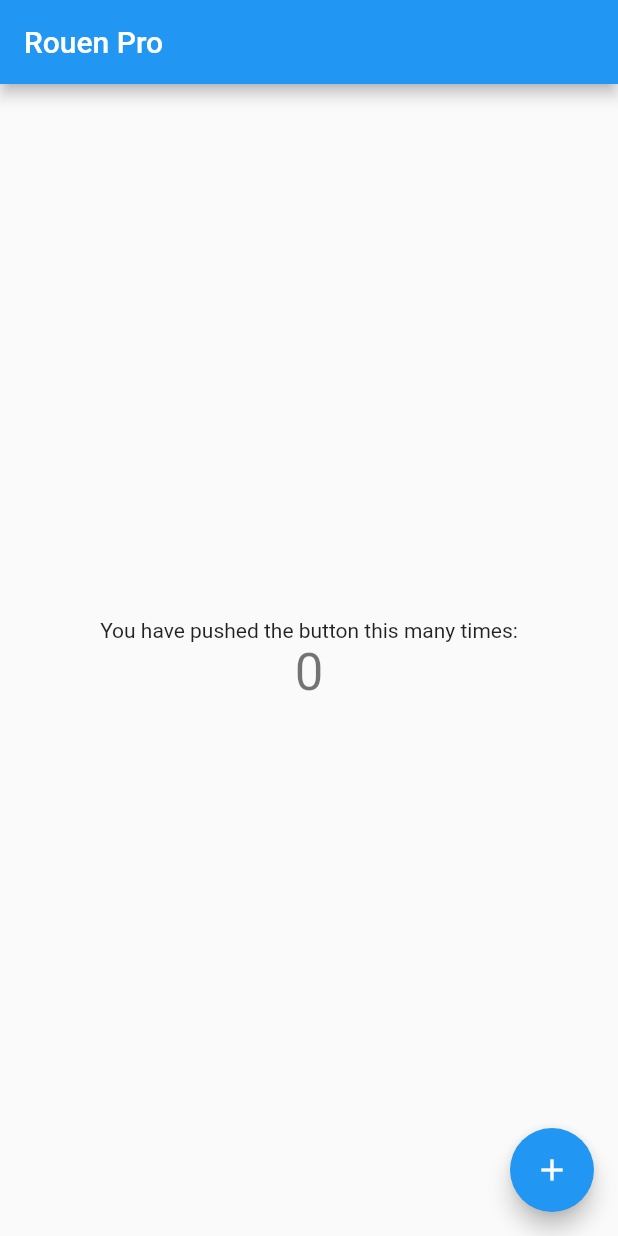
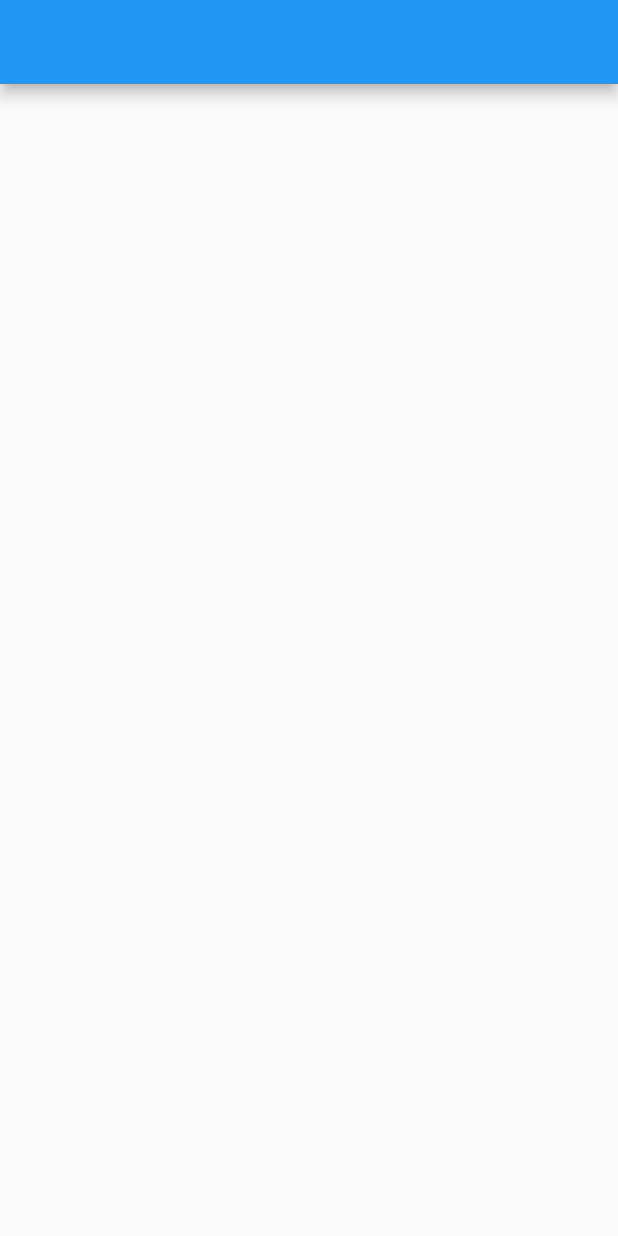
Before and after one commit to chamrouensann/Udemy-Course-Flutter, a Flutter app: the screen it shows after launch, on a phone screen of 412 x 824 dp. Run offline on Flutter 3.47's test engine with Material 2 defaults, Android fonts, the phone set to English and light mode, and no system bars.

Commit message:
Adding a new file with Scaffold and AppBar

```diff
--- a/Exercise001/hello_world/lib/main.dart
+++ b/Exercise001/hello_world/lib/main.dart
@@ -1,111 +1,12 @@
 import 'package:flutter/material.dart';
 
-void main() => runApp(MyApp());
-
-class MyApp extends StatelessWidget {
-  // This widget is the root of your application.
-  @override
-  Widget build(BuildContext context) {
-    return MaterialApp(
-      title: 'Flutter Demo',
-      theme: ThemeData(
-        // This is the theme of your application.
-        //
-        // Try running your application with "flutter run". You'll see the
-        // application has a blue toolbar. Then, without quitting the app, try
-        // changing the primarySwatch below to Colors.green and then invoke
-        // "hot reload" (press "r" in the console where you ran "flutter run",
-        // or simply save your changes to "hot reload" in a Flutter IDE).
-        // Notice that the counter didn't reset back to zero; the application
-        // is not restarted.
-        primarySwatch: Colors.blue,
-      ),
-      home: MyHomePage(title: 'Rouen Pro'),
-    );
-  }
+void main() {
+  var app = MaterialApp(
+    title: "Flutter Application",
+    debugShowCheckedModeBanner: false,
+    home: Scaffold(
+      appBar: AppBar(),
+    ),
+  );
+  runApp(app);
 }
-
-class MyHomePage extends StatefulWidget {
-  MyHomePage({Key key, this.title}) : super(key: key);
-
-  // This widget is the home page of your application. It is stateful, meaning
-  // that it has a State object (defined below) that contains fields that affect
-  // how it looks.
-
-  // This class is the configuration for the state. It holds the values (in this
-  // case the title) provided by the parent (in this case the App widget) and
-  // used by the build method of the State. Fields in a Widget subclass are
-  // always marked "final".
-
-  final String title;
-
-  @override
-  _MyHomePageState createState() => _MyHomePageState();
-}
-
-class _MyHomePageState extends State<MyHomePage> {
-  int _counter = 0;
-
-  void _incrementCounter() {
-    setState(() {
-      // This call to setState tells the Flutter framework that something has
-      // changed in this State, which causes it to rerun the build method below
-      // so that the display can reflect the updated values. If we changed
-      // _counter without calling setState(), then the build method would not be
-      // called again, and so nothing would appear to happen.
-      _counter++;
-    });
-  }
-
-  @override
-  Widget build(BuildContext context) {
-    // This method is rerun every time setState is called, for instance as done
-    // by the _incrementCounter method above.
-    //
-    // The Flutter framework has been optimized to make rerunning build methods
-    // fast, so that you can just rebuild anything that needs updating rather
-    // than having to individually change instances of widgets.
-    return Scaffold(
-      appBar: AppBar(
-        // Here we take the value from the MyHomePage object that was created by
-        // the App.build method, and use it to set our appbar title.
-        title: Text(widget.title),
-      ),
-      body: Center(
-        // Center is a layout widget. It takes a single child and positions it
-        // in the middle of the parent.
-        child: Column(
-          // Column is also a layout widget. It takes a list of children and
-          // arranges them vertically. By default, it sizes itself to fit its
-          // children horizontally, and tries to be as tall as its parent.
-          //
-          // Invoke "debug painting" (press "p" in the console, choose the
-          // "Toggle Debug Paint" action from the Flutter Inspector in Android
-          // Studio, or the "Toggle Debug Paint" command in Visual Studio Code)
-          // to see the wireframe for each widget.
-          //
-          // Column has various properties to control how it sizes itself and
-          // how it positions its children. Here we use mainAxisAlignment to
-          // center the children vertically; the main axis here is the vertical
-          // axis because Columns are vertical (the cross axis would be
-          // horizontal).
-          mainAxisAlignment: MainAxisAlignment.center,
-          children: <Widget>[
-            Text(
-              'You have pushed the button this many times:',
-            ),
-            Text(
-              '$_counter',
-              style: Theme.of(context).textTheme.display1,
-            ),
-          ],
-        ),
-      ),
-      floatingActionButton: FloatingActionButton(
-        onPressed: _incrementCounter,
-        tooltip: 'Increment',
-        child: Icon(Icons.add),
-      ), // This trailing comma makes auto-formatting nicer for build methods.
-    );
-  }
-}
```
Also changed, not shown: 2 other files.
